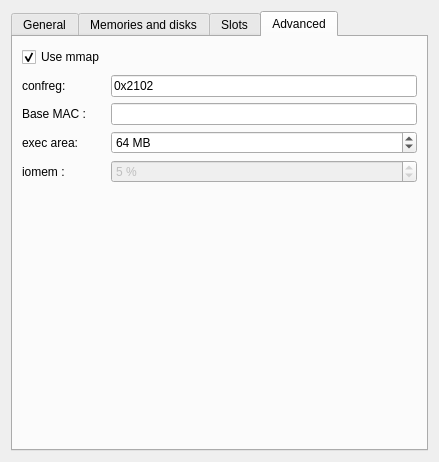
Above: src/GNS3/Ui/ConfigurationPages/Form_IOSRouterPage.ui from GNS3/gns3-legacy before the change. Below: the same form after it.
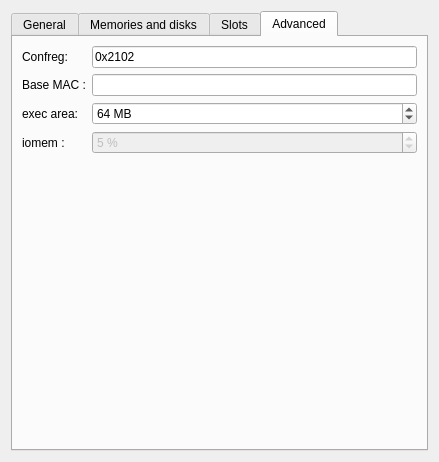
That is the form after the change. The open tabs and pages were chosen to show the change.

Commit message: [*] Added mmap & sparsemem options in the preferences

The edit to the form file:
```diff
--- a/src/GNS3/Ui/ConfigurationPages/Form_IOSRouterPage.ui
+++ b/src/GNS3/Ui/ConfigurationPages/Form_IOSRouterPage.ui
@@ -501,37 +501,14 @@
        <string>Advanced</string>
       </attribute>
       <layout class="QGridLayout" >
-       <item row="1" column="0" >
-        <widget class="QCheckBox" name="checkBoxMapped" >
-         <property name="text" >
-          <string>Use mmap</string>
-         </property>
-         <property name="checked" >
-          <bool>true</bool>
-         </property>
-        </widget>
-       </item>
-       <item row="1" column="1" >
-        <spacer>
-         <property name="orientation" >
-          <enum>Qt::Horizontal</enum>
-         </property>
-         <property name="sizeHint" >
-          <size>
-           <width>121</width>
-           <height>23</height>
-          </size>
-         </property>
-        </spacer>
-       </item>
-       <item row="2" column="0" >
+       <item row="0" column="0" >
         <widget class="QLabel" name="label_25" >
          <property name="text" >
-          <string>confreg:</string>
+          <string>Confreg:</string>
          </property>
         </widget>
        </item>
-       <item row="2" column="1" >
+       <item row="0" column="1" >
         <widget class="QLineEdit" name="lineEditConfreg" >
          <property name="sizePolicy" >
           <sizepolicy vsizetype="Fixed" hsizetype="Expanding" >
@@ -544,14 +521,14 @@
          </property>
         </widget>
        </item>
-       <item row="3" column="0" >
+       <item row="1" column="0" >
         <widget class="QLabel" name="label_3" >
          <property name="text" >
           <string>Base MAC :</string>
          </property>
         </widget>
        </item>
-       <item row="3" column="1" >
+       <item row="1" column="1" >
         <widget class="QLineEdit" name="lineEditMAC" >
          <property name="sizePolicy" >
           <sizepolicy vsizetype="Fixed" hsizetype="Expanding" >
@@ -564,14 +541,14 @@
          </property>
         </widget>
        </item>
-       <item row="4" column="0" >
+       <item row="2" column="0" >
         <widget class="QLabel" name="label_31" >
          <property name="text" >
           <string>exec area:</string>
          </property>
         </widget>
        </item>
-       <item row="4" column="1" >
+       <item row="2" column="1" >
         <widget class="QSpinBox" name="spinBoxExecArea" >
          <property name="sizePolicy" >
           <sizepolicy vsizetype="Fixed" hsizetype="Expanding" >
@@ -593,14 +570,14 @@
          </property>
         </widget>
        </item>
-       <item row="5" column="0" >
+       <item row="3" column="0" >
         <widget class="QLabel" name="label_22" >
          <property name="text" >
           <string>iomem :</string>
          </property>
         </widget>
        </item>
-       <item row="5" column="1" >
+       <item row="3" column="1" >
         <widget class="QSpinBox" name="spinBoxIomem" >
          <property name="enabled" >
           <bool>false</bool>
@@ -625,15 +602,15 @@
          </property>
         </widget>
        </item>
-       <item row="6" column="1" >
+       <item row="4" column="0" colspan="2" >
         <spacer>
          <property name="orientation" >
           <enum>Qt::Vertical</enum>
          </property>
          <property name="sizeHint" >
           <size>
-           <width>262</width>
-           <height>41</height>
+           <width>304</width>
+           <height>251</height>
           </size>
          </property>
         </spacer>
```
The commit also changes 27 other files.
